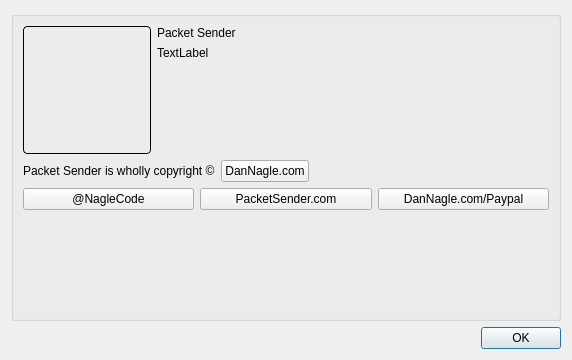
Qt form src/about.ui (dannagle/PacketSender) before a commit.
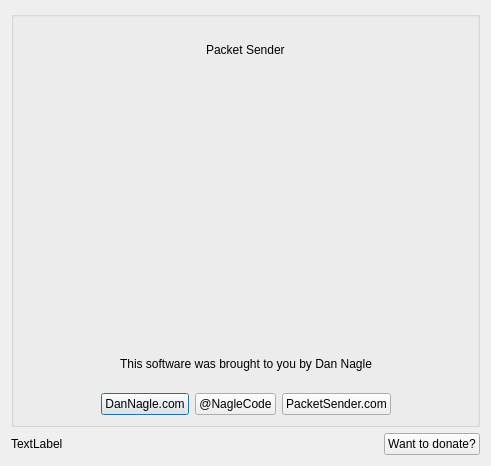
The same form after that commit. Icons and pictures are not drawn.

Commit message: fixed import. cleaned up about box

```diff
--- a/src/about.ui
+++ b/src/about.ui
@@ -6,14 +6,14 @@
    <rect>
     <x>0</x>
     <y>0</y>
-    <width>572</width>
-    <height>360</height>
+    <width>491</width>
+    <height>466</height>
    </rect>
   </property>
   <property name="windowTitle">
    <string>Dialog</string>
   </property>
-  <layout class="QVBoxLayout" name="verticalLayout">
+  <layout class="QVBoxLayout" name="verticalLayout_2">
    <item>
     <layout class="QHBoxLayout" name="horizontalLayout_14">
      <item>
@@ -21,41 +21,22 @@
        <property name="title">
         <string/>
        </property>
-       <layout class="QVBoxLayout" name="verticalLayout_5">
+       <layout class="QVBoxLayout" name="verticalLayout">
         <item>
-         <layout class="QHBoxLayout" name="horizontalLayout_8">
+         <layout class="QHBoxLayout" name="horizontalLayout">
           <item>
-           <layout class="QVBoxLayout" name="verticalLayout_8">
-            <item>
-             <widget class="QLabel" name="pslogoLabel">
-              <property name="minimumSize">
-               <size>
-                <width>128</width>
-                <height>128</height>
-               </size>
-              </property>
-              <property name="maximumSize">
+           <spacer name="horizontalSpacer_2">
+            <property name="orientation">
+             <enum>Qt::Horizontal</enum>
+            </property>
+            <property name="sizeHint" stdset="0">
                <size>
-                <width>128</width>
-                <height>128</height>
-               </size>
-              </property>
-              <property name="styleSheet">
-               <string notr="true">background:url(:/pslogo128.png);background-repeat: none;
-border: 1px solid black;
-border-radius: 4px;</string>
-              </property>
-              <property name="text">
-               <string/>
-              </property>
-             </widget>
-            </item>
-           </layout>
-          </item>
-          <item>
-           <layout class="QVBoxLayout" name="verticalLayout_9">
-            <item>
-             <layout class="QVBoxLayout" name="verticalLayout_7">
+              <width>40</width>
+              <height>20</height>
+             </size>
+            </property>
+           </spacer>
+          </item>
               <item>
                <widget class="QLabel" name="psAboutLabel">
                 <property name="styleSheet">
@@ -68,16 +49,22 @@
                </widget>
               </item>
               <item>
-               <widget class="QLabel" name="buidDateLabel">
-                <property name="text">
-                 <string>TextLabel</string>
-                </property>
-               </widget>
+           <spacer name="horizontalSpacer">
+            <property name="orientation">
+             <enum>Qt::Horizontal</enum>
+            </property>
+            <property name="sizeHint" stdset="0">
+             <size>
+              <width>40</width>
+              <height>20</height>
+             </size>
+            </property>
+           </spacer>
               </item>
              </layout>
             </item>
             <item>
-             <layout class="QHBoxLayout" name="horizontalLayout_9">
+         <layout class="QHBoxLayout" name="horizontalLayout_2">
               <item>
                <spacer name="horizontalSpacer_4">
                 <property name="orientation">
@@ -85,39 +72,100 @@
                 </property>
                 <property name="sizeHint" stdset="0">
                  <size>
-                  <width>13</width>
-                  <height>17</height>
+              <width>40</width>
+              <height>20</height>
                  </size>
                 </property>
                </spacer>
               </item>
-             </layout>
+          <item>
+           <widget class="QLabel" name="pslogoLabel">
+            <property name="minimumSize">
+             <size>
+              <width>256</width>
+              <height>256</height>
+             </size>
+            </property>
+            <property name="maximumSize">
+             <size>
+              <width>256</width>
+              <height>256</height>
+             </size>
+            </property>
+            <property name="styleSheet">
+             <string notr="true">background:url(:/pslogo256.png);</string>
+            </property>
+            <property name="text">
+             <string/>
+            </property>
+           </widget>
             </item>
             <item>
-             <spacer name="verticalSpacer">
+           <spacer name="horizontalSpacer_5">
               <property name="orientation">
-               <enum>Qt::Vertical</enum>
+             <enum>Qt::Horizontal</enum>
               </property>
               <property name="sizeHint" stdset="0">
                <size>
-                <width>155</width>
-                <height>13</height>
+              <width>40</width>
+              <height>20</height>
                </size>
               </property>
              </spacer>
             </item>
            </layout>
           </item>
-         </layout>
-        </item>
         <item>
-         <layout class="QHBoxLayout" name="horizontalLayout_11">
+         <layout class="QHBoxLayout" name="horizontalLayout_4">
+          <item>
+           <spacer name="horizontalSpacer_11">
+            <property name="orientation">
+             <enum>Qt::Horizontal</enum>
+            </property>
+            <property name="sizeHint" stdset="0">
+             <size>
+              <width>40</width>
+              <height>20</height>
+             </size>
+            </property>
+           </spacer>
+          </item>
           <item>
            <widget class="QLabel" name="label_4">
             <property name="text">
-             <string>Packet Sender is wholly copyright ©</string>
+             <string>This software was brought to you by Dan Nagle</string>
             </property>
            </widget>
+          </item>
+          <item>
+           <spacer name="horizontalSpacer_10">
+            <property name="orientation">
+             <enum>Qt::Horizontal</enum>
+            </property>
+            <property name="sizeHint" stdset="0">
+             <size>
+              <width>40</width>
+              <height>20</height>
+             </size>
+            </property>
+           </spacer>
+          </item>
+         </layout>
+        </item>
+        <item>
+         <layout class="QHBoxLayout" name="horizontalLayout_11">
+          <item>
+           <spacer name="horizontalSpacer_7">
+            <property name="orientation">
+             <enum>Qt::Horizontal</enum>
+            </property>
+            <property name="sizeHint" stdset="0">
+             <size>
+              <width>40</width>
+              <height>20</height>
+             </size>
+            </property>
+           </spacer>
           </item>
           <item>
            <widget class="QPushButton" name="DNLinkButton">
@@ -127,23 +175,6 @@
            </widget>
           </item>
           <item>
-           <spacer name="horizontalSpacer_3">
-            <property name="orientation">
-             <enum>Qt::Horizontal</enum>
-            </property>
-            <property name="sizeHint" stdset="0">
-             <size>
-              <width>40</width>
-              <height>20</height>
-             </size>
-            </property>
-           </spacer>
-          </item>
-         </layout>
-        </item>
-        <item>
-         <layout class="QHBoxLayout" name="horizontalLayout_18">
-          <item>
            <widget class="QPushButton" name="twitterButton">
             <property name="text">
              <string>@NagleCode</string>
@@ -158,44 +189,55 @@
            </widget>
           </item>
           <item>
+           <spacer name="horizontalSpacer_3">
+            <property name="orientation">
+             <enum>Qt::Horizontal</enum>
+            </property>
+            <property name="sizeHint" stdset="0">
+             <size>
+              <width>40</width>
+              <height>20</height>
+             </size>
+            </property>
+           </spacer>
+          </item>
+         </layout>
+        </item>
+       </layout>
+      </widget>
+     </item>
+    </layout>
+   </item>
+   <item>
+    <layout class="QHBoxLayout" name="horizontalLayout_3">
+     <item>
+      <widget class="QLabel" name="buidDateLabel">
+       <property name="text">
+        <string>TextLabel</string>
+       </property>
+      </widget>
+     </item>
+     <item>
+      <spacer name="horizontalSpacer_6">
+       <property name="orientation">
+        <enum>Qt::Horizontal</enum>
+       </property>
+       <property name="sizeHint" stdset="0">
+        <size>
+         <width>40</width>
+         <height>20</height>
+        </size>
+       </property>
+      </spacer>
+     </item>
+     <item>
            <widget class="QPushButton" name="DNAmazonLinkButton">
             <property name="text">
-             <string>DanNagle.com/Paypal</string>
+        <string>Want to donate?</string>
             </property>
            </widget>
           </item>
          </layout>
-        </item>
-        <item>
-         <spacer name="verticalSpacer_2">
-          <property name="orientation">
-           <enum>Qt::Vertical</enum>
-          </property>
-          <property name="sizeHint" stdset="0">
-           <size>
-            <width>20</width>
-            <height>40</height>
-           </size>
-          </property>
-         </spacer>
-        </item>
-       </layout>
-      </widget>
-     </item>
-    </layout>
-   </item>
-   <item>
-    <layout class="QVBoxLayout" name="verticalLayout_12"/>
-   </item>
-   <item>
-    <widget class="QDialogButtonBox" name="buttonBox">
-     <property name="orientation">
-      <enum>Qt::Horizontal</enum>
-     </property>
-     <property name="standardButtons">
-      <set>QDialogButtonBox::Ok</set>
-     </property>
-    </widget>
    </item>
   </layout>
  </widget>
```
Left out of the diff: 35 changed lines with no effect on the pictures. Lines whose indentation alone changed are shown as unchanged. The commit also changes 3 other files.
